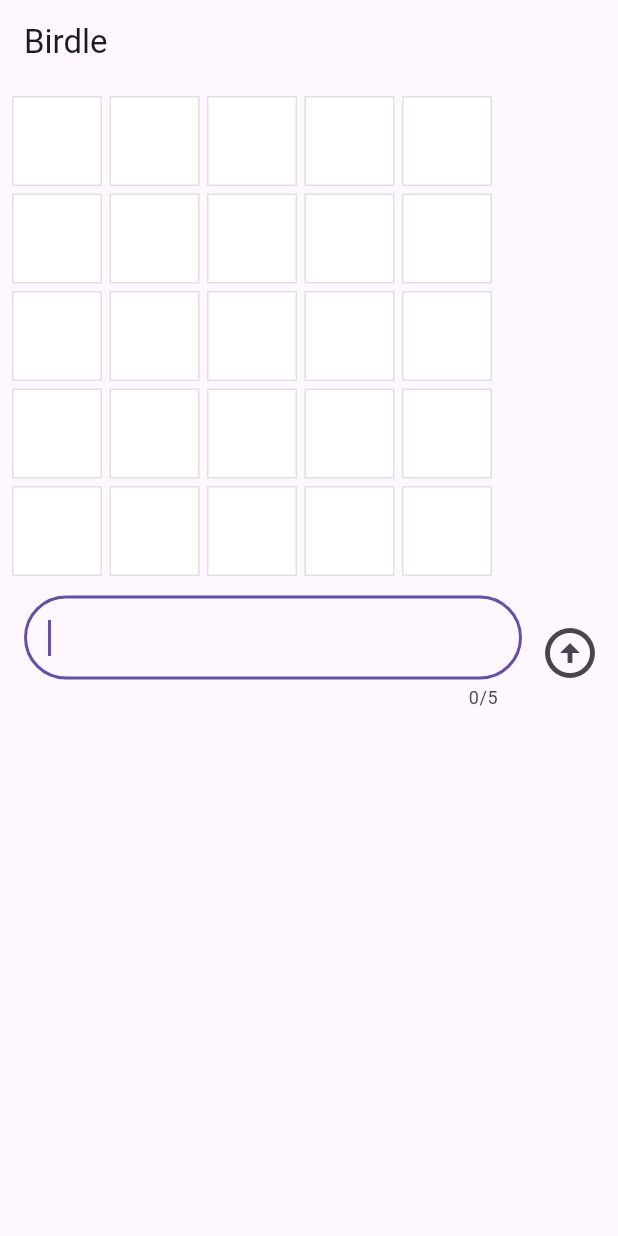
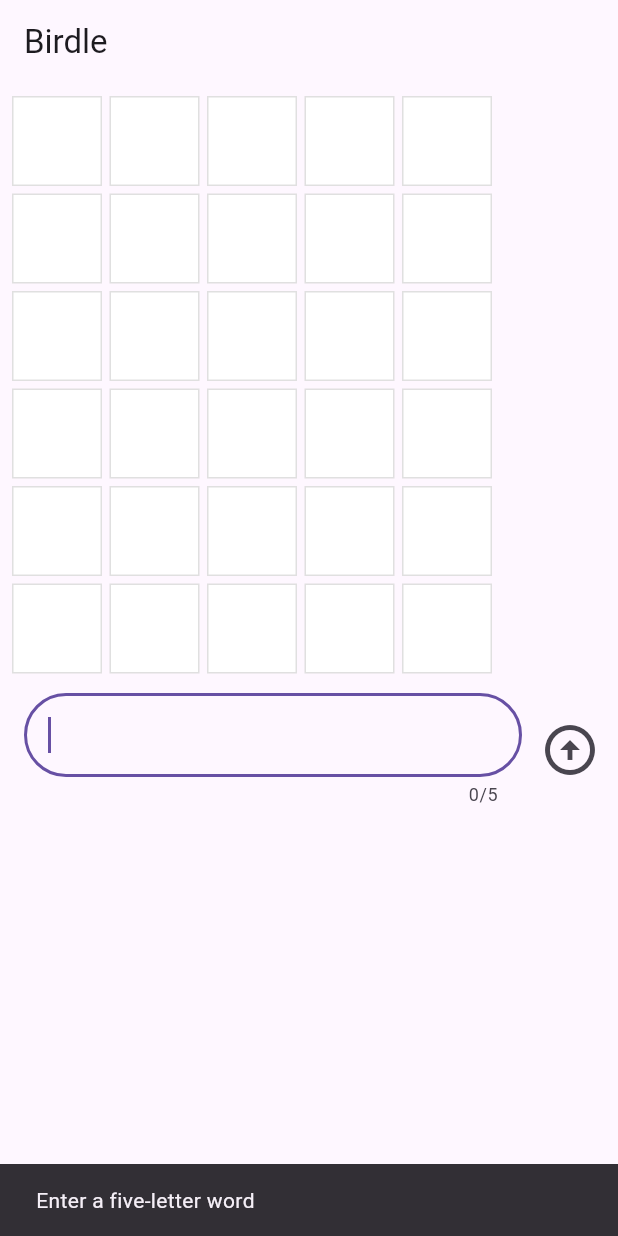
Before and after one commit to lehani1/birdle-flutter, a Flutter app: the screen it shows after launch, after a tap on the "arrow circle up" icon, on a phone screen of 412 x 824 dp. Run offline on Flutter 3.47's test engine with Material 3 defaults, Android fonts, the phone set to English and light mode, and no system bars.

Commit message:
Added words and tests

```diff
--- a/lib/game.dart
+++ b/lib/game.dart
@@ -27,24 +27,512 @@
 /// A single character paired with its [HitType] against the hidden word.
 typedef Letter = ({String char, HitType type});
 
-/// Every word that can be legally entered as a guess.
-const List<String> allLegalGuesses = [...legalWords, ...legalGuesses];
+/// Number of letters in each guess and answer.
+const int wordLength = 5;
+
+final RegExp _fiveLetterWordPattern = RegExp(r'^[a-zA-Z]{5}$');
 
 /// Words that can be chosen as the hidden word.
-const List<String> legalWords = ['aback', 'abase', 'abate', 'abbey', 'abbot'];
-
-/// Additional words accepted as guesses beyond those in [legalWords].
-const List<String> legalGuesses = [
-  'aback',
-  'abase',
-  'abate',
-  'abbey',
-  'abbot',
-  'abhor',
-  'abide',
-  'abled',
-  'abode',
-  'abort',
+///
+/// Guesses are accepted more broadly: any five alphabetic characters are valid.
+/// This keeps gameplay from being limited to only the answer list while still
+/// choosing real-looking answers, similar to Wordle.
+const List<String> legalWords = [
+  'about',
+  'above',
+  'abuse',
+  'actor',
+  'acute',
+  'admit',
+  'adopt',
+  'adult',
+  'after',
+  'again',
+  'agent',
+  'agree',
+  'ahead',
+  'alarm',
+  'album',
+  'alert',
+  'alike',
+  'alive',
+  'allow',
+  'alone',
+  'along',
+  'alter',
+  'among',
+  'anger',
+  'apart',
+  'apple',
+  'apply',
+  'arena',
+  'argue',
+  'arise',
+  'array',
+  'aside',
+  'asset',
+  'audio',
+  'avoid',
+  'award',
+  'aware',
+  'badly',
+  'baker',
+  'bases',
+  'basic',
+  'beach',
+  'began',
+  'begin',
+  'being',
+  'below',
+  'bench',
+  'birth',
+  'black',
+  'blame',
+  'blind',
+  'block',
+  'blood',
+  'board',
+  'boost',
+  'booth',
+  'bound',
+  'brain',
+  'brand',
+  'bread',
+  'break',
+  'breed',
+  'brief',
+  'bring',
+  'broad',
+  'broke',
+  'brown',
+  'build',
+  'built',
+  'buyer',
+  'cable',
+  'calif',
+  'carry',
+  'catch',
+  'cause',
+  'chain',
+  'chair',
+  'chart',
+  'chase',
+  'cheap',
+  'check',
+  'chest',
+  'chief',
+  'child',
+  'china',
+  'chose',
+  'civil',
+  'claim',
+  'class',
+  'clean',
+  'clear',
+  'click',
+  'clock',
+  'close',
+  'coach',
+  'coast',
+  'could',
+  'count',
+  'court',
+  'cover',
+  'craft',
+  'crash',
+  'cream',
+  'crime',
+  'cross',
+  'crowd',
+  'crown',
+  'curve',
+  'cycle',
+  'daily',
+  'dance',
+  'dated',
+  'dealt',
+  'death',
+  'debut',
+  'delay',
+  'depth',
+  'doing',
+  'doubt',
+  'dozen',
+  'draft',
+  'drama',
+  'drawn',
+  'dream',
+  'dress',
+  'drill',
+  'drink',
+  'drive',
+  'drove',
+  'dying',
+  'eager',
+  'early',
+  'earth',
+  'eight',
+  'elite',
+  'empty',
+  'enemy',
+  'enjoy',
+  'enter',
+  'entry',
+  'equal',
+  'error',
+  'event',
+  'every',
+  'exact',
+  'exist',
+  'extra',
+  'faith',
+  'false',
+  'fault',
+  'fiber',
+  'field',
+  'fifth',
+  'fifty',
+  'fight',
+  'final',
+  'first',
+  'fixed',
+  'flash',
+  'fleet',
+  'floor',
+  'fluid',
+  'focus',
+  'force',
+  'forth',
+  'forty',
+  'forum',
+  'found',
+  'frame',
+  'frank',
+  'fraud',
+  'fresh',
+  'front',
+  'fruit',
+  'fully',
+  'funny',
+  'giant',
+  'given',
+  'glass',
+  'globe',
+  'going',
+  'grace',
+  'grade',
+  'grain',
+  'grand',
+  'grant',
+  'grass',
+  'great',
+  'green',
+  'gross',
+  'group',
+  'grown',
+  'guard',
+  'guess',
+  'guest',
+  'guide',
+  'happy',
+  'harry',
+  'heart',
+  'heavy',
+  'hence',
+  'henry',
+  'horse',
+  'hotel',
+  'house',
+  'human',
+  'ideal',
+  'image',
+  'index',
+  'inner',
+  'input',
+  'issue',
+  'japan',
+  'jimmy',
+  'joint',
+  'jones',
+  'judge',
+  'known',
+  'label',
+  'large',
+  'laser',
+  'later',
+  'laugh',
+  'layer',
+  'learn',
+  'lease',
+  'least',
+  'leave',
+  'legal',
+  'level',
+  'lewis',
+  'light',
+  'limit',
+  'links',
+  'lives',
+  'local',
+  'logic',
+  'loose',
+  'lower',
+  'lucky',
+  'lunch',
+  'lying',
+  'magic',
+  'major',
+  'maker',
+  'march',
+  'maria',
+  'match',
+  'maybe',
+  'mayor',
+  'meant',
+  'media',
+  'metal',
+  'might',
+  'minor',
+  'minus',
+  'mixed',
+  'model',
+  'money',
+  'month',
+  'moral',
+  'motor',
+  'mount',
+  'mouse',
+  'mouth',
+  'movie',
+  'music',
+  'needs',
+  'never',
+  'newly',
+  'night',
+  'noise',
+  'north',
+  'noted',
+  'novel',
+  'nurse',
+  'occur',
+  'ocean',
+  'offer',
+  'often',
+  'order',
+  'other',
+  'ought',
+  'paint',
+  'panel',
+  'paper',
+  'party',
+  'peace',
+  'peter',
+  'phase',
+  'phone',
+  'photo',
+  'piece',
+  'pilot',
+  'pitch',
+  'place',
+  'plain',
+  'plane',
+  'plant',
+  'plate',
+  'point',
+  'pound',
+  'power',
+  'press',
+  'price',
+  'pride',
+  'prime',
+  'print',
+  'prior',
+  'prize',
+  'proof',
+  'proud',
+  'prove',
+  'queen',
+  'quick',
+  'quiet',
+  'quite',
+  'radio',
+  'raise',
+  'range',
+  'rapid',
+  'ratio',
+  'reach',
+  'ready',
+  'refer',
+  'right',
+  'rival',
+  'river',
+  'robin',
+  'roger',
+  'roman',
+  'rough',
+  'round',
+  'route',
+  'royal',
+  'rural',
+  'scale',
+  'scene',
+  'scope',
+  'score',
+  'sense',
+  'serve',
+  'seven',
+  'shall',
+  'shape',
+  'share',
+  'sharp',
+  'sheet',
+  'shelf',
+  'shell',
+  'shift',
+  'shirt',
+  'shock',
+  'shoot',
+  'short',
+  'shown',
+  'sight',
+  'since',
+  'sixth',
+  'sixty',
+  'sized',
+  'skill',
+  'sleep',
+  'slide',
+  'small',
+  'smart',
+  'smile',
+  'smith',
+  'smoke',
+  'solid',
+  'solve',
+  'sorry',
+  'sound',
+  'south',
+  'space',
+  'spare',
+  'speak',
+  'speed',
+  'spend',
+  'spent',
+  'split',
+  'spoke',
+  'sport',
+  'staff',
+  'stage',
+  'stake',
+  'stand',
+  'start',
+  'state',
+  'steam',
+  'steel',
+  'stick',
+  'still',
+  'stock',
+  'stone',
+  'stood',
+  'store',
+  'storm',
+  'story',
+  'strip',
+  'stuck',
+  'study',
+  'stuff',
+  'style',
+  'sugar',
+  'suite',
+  'super',
+  'sweet',
+  'table',
+  'taken',
+  'taste',
+  'taxes',
+  'teach',
+  'teeth',
+  'terry',
+  'texas',
+  'thank',
+  'theft',
+  'their',
+  'theme',
+  'there',
+  'these',
+  'thick',
+  'thing',
+  'think',
+  'third',
+  'those',
+  'three',
+  'threw',
+  'throw',
+  'tight',
+  'times',
+  'tired',
+  'title',
+  'today',
+  'topic',
+  'total',
+  'touch',
+  'tough',
+  'tower',
+  'track',
+  'trade',
+  'train',
+  'treat',
+  'trend',
+  'trial',
+  'tried',
+  'tries',
+  'truck',
+  'truly',
+  'trust',
+  'truth',
+  'twice',
+  'under',
+  'undue',
+  'union',
+  'unity',
+  'until',
+  'upper',
+  'upset',
+  'urban',
+  'usage',
+  'usual',
+  'valid',
+  'value',
+  'video',
+  'virus',
+  'visit',
+  'vital',
+  'voice',
+  'waste',
+  'watch',
+  'water',
+  'wheel',
+  'where',
+  'which',
+  'while',
+  'white',
+  'whole',
+  'whose',
+  'woman',
+  'women',
+  'world',
+  'worry',
+  'worse',
+  'worst',
+  'worth',
+  'would',
+  'wound',
+  'write',
+  'wrong',
+  'wrote',
+  'yield',
+  'young',
+  'youth',
 ];
 
 /// Game state of a single round of Birdle,
@@ -58,7 +546,7 @@
 /// [resetGame] to start over.
 class Game {
   /// The default maximum number of guesses allowed in a [Game].
-  static const int defaultMaxGuesses = 5;
+  static const int defaultMaxGuesses = 6;
 
   /// Creates a new game with [maxGuesses] guesses allowed.
   ///
@@ -142,7 +630,8 @@
   ///
   /// UIs can call this method before [guess] to
   /// show players a message when they enter an invalid word.
-  bool isLegalGuess(String guess) => Word.fromString(guess).isLegalGuess;
+  bool isLegalGuess(String guess) =>
+      _fiveLetterWordPattern.hasMatch(guess.trim());
 
   /// Evaluates [guess] against the hidden word without advancing the game.
   Word matchGuessOnly(String guess) =>
@@ -173,23 +662,23 @@
 
   /// Creates a word with five blank letters of [HitType.none].
   factory Word.empty() =>
-      Word(List<Letter>.filled(5, (char: '', type: HitType.none)));
+      Word(List<Letter>.filled(wordLength, (char: '', type: HitType.none)));
 
   /// Creates a [Word] from [guess].
   ///
   /// Each character is lowercased,
   /// every [Letter] starts as [HitType.none].
   factory Word.fromString(String guess) {
-    if (guess.length != 5) {
+    final normalizedGuess = guess.trim().toLowerCase();
+    if (!_fiveLetterWordPattern.hasMatch(normalizedGuess)) {
       throw ArgumentError.value(
         guess,
         'guess',
-        'Must be exactly 5 characters long.',
+        'Must be exactly $wordLength letters long.',
       );
     }
 
-    final letters = guess
-        .toLowerCase()
+    final letters = normalizedGuess
         .split('')
         .map((char) => (char: char, type: HitType.none))
         .toList();
@@ -236,8 +725,8 @@
 
 /// Validation and guess-evaluation logic on [Word].
 extension WordUtils on Word {
-  /// Whether this word appears in [allLegalGuesses].
-  bool get isLegalGuess => allLegalGuesses.contains(toString());
+  /// Whether this word can be submitted as a guess.
+  bool get isLegalGuess => _fiveLetterWordPattern.hasMatch(toString());
 
   /// Compares this [Word] against the specified [hiddenWord]
   /// and returns a new [Word] with the same letters,
--- a/lib/main.dart
+++ b/lib/main.dart
@@ -78,6 +78,13 @@
             ),
           GuessInput(
             onSubmitGuess: (String guess) {
+              if (!_game.isLegalGuess(guess)) {
+                ScaffoldMessenger.of(context).showSnackBar(
+                  const SnackBar(content: Text('Enter a five-letter word')),
+                );
+                return;
+              }
+
               setState(() {
                 _game.guess(guess);
               });
```
Also changed, not shown: 1 other file.
